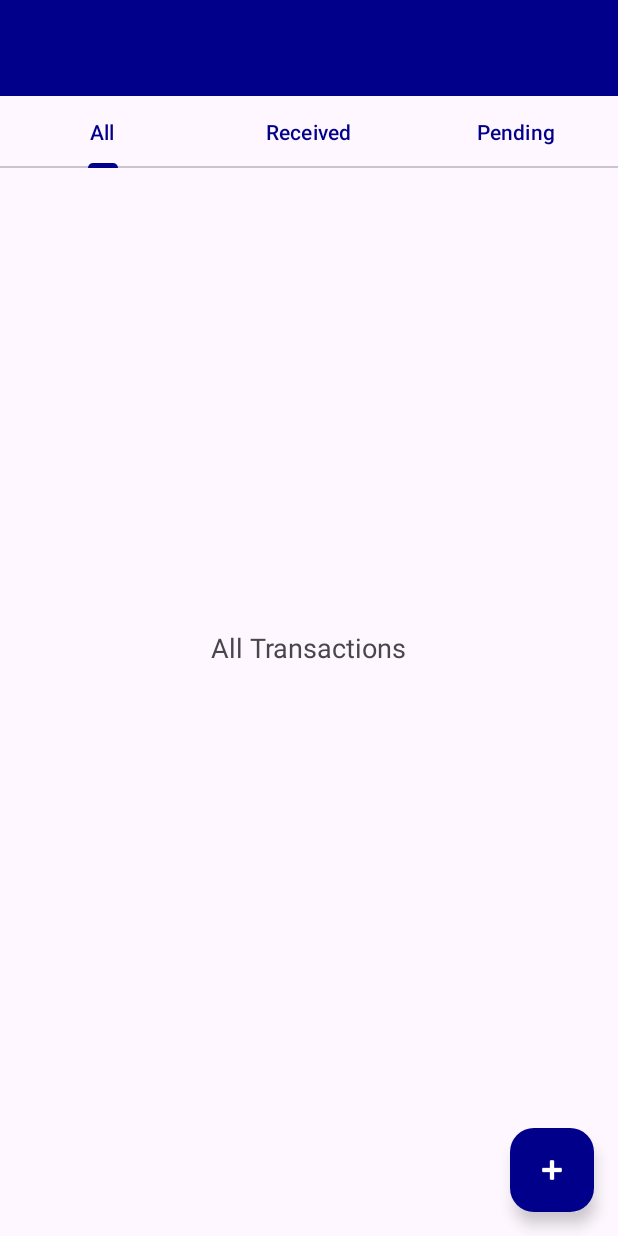
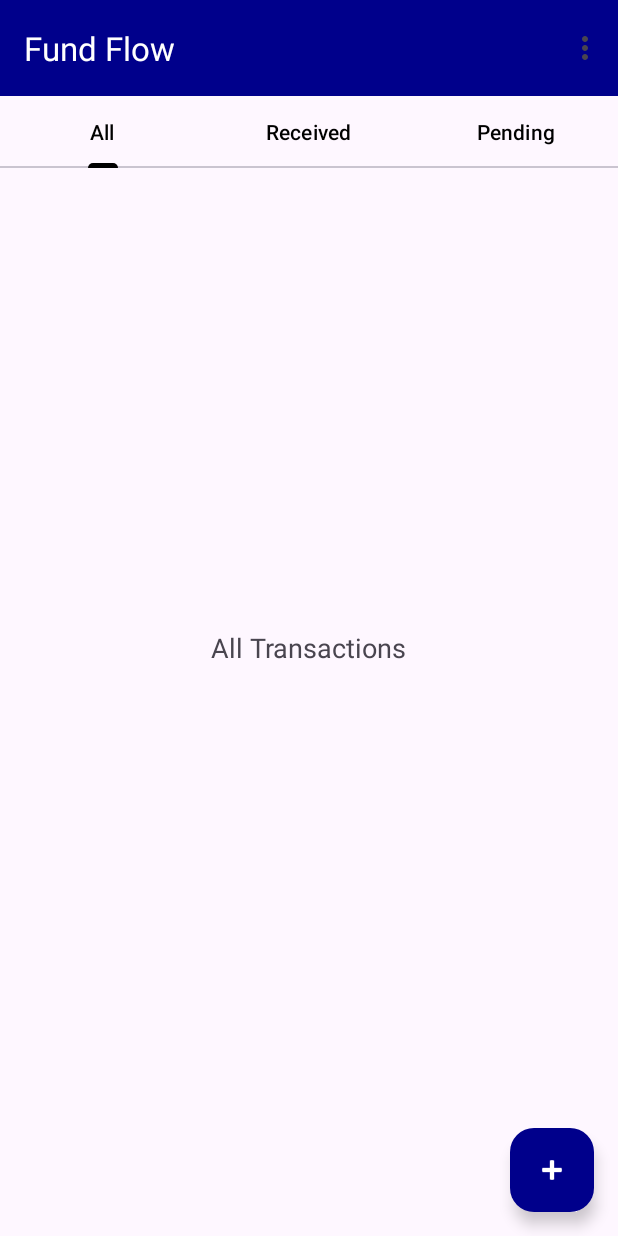
Before and after one commit to MayurJadhav1212/Mayuu, an Android app: the FinanceHomeActivity screen opened directly, with no data from a screen before it, on a phone screen of 412 x 824 dp. Run offline under Robolectric (Android 15) with nearby library versions, the phone set to English and light mode, and no system bars.

Commit message:
Basic changes are ready

```diff
--- a/app/src/main/AndroidManifest.xml
+++ b/app/src/main/AndroidManifest.xml
@@ -1,7 +1,6 @@
 <?xml version="1.0" encoding="utf-8"?>
 <manifest xmlns:android="http://schemas.android.com/apk/res/android"
     xmlns:tools="http://schemas.android.com/tools">
-
 
     <application
         android:allowBackup="true"
@@ -13,7 +12,9 @@
         android:supportsRtl="true"
         android:theme="@style/Base.Theme.FundFlow"
         tools:targetApi="31">
-
+        <activity
+            android:name=".Profile1Activity"
+            android:exported="false" />
         <activity
             android:name=".FinanceRegisterActivity"
             android:exported="false" />
--- a/app/src/main/java/com/example/fundflow/FinanceHomeActivity.kt
+++ b/app/src/main/java/com/example/fundflow/FinanceHomeActivity.kt
@@ -1,29 +1,34 @@
 package com.example.fundflow
 
-import android.content.res.Configuration
-import android.os.Build
+import android.content.Intent
 import android.os.Bundle
+import android.view.Menu
+import android.view.MenuItem
+import android.widget.Toast
 import androidx.appcompat.app.AppCompatActivity
-import android.widget.Toast
-import androidx.core.content.ContextCompat
 import androidx.fragment.app.Fragment
 import androidx.viewpager2.adapter.FragmentStateAdapter
 import androidx.viewpager2.widget.ViewPager2
 import com.google.android.material.floatingactionbutton.FloatingActionButton
 import com.google.android.material.tabs.TabLayout
 import com.google.android.material.tabs.TabLayoutMediator
+import androidx.appcompat.widget.Toolbar
 
 class FinanceHomeActivity : AppCompatActivity() {
 
     private lateinit var tabLayout: TabLayout
     private lateinit var viewPager: ViewPager2
     private lateinit var fab: FloatingActionButton
+    private lateinit var toolbar: Toolbar
 
     override fun onCreate(savedInstanceState: Bundle?) {
         super.onCreate(savedInstanceState)
         setContentView(R.layout.activity_finance_home)
 
         // Initializing Views
+        toolbar = findViewById(R.id.toolbar)
+        setSupportActionBar(toolbar)  // Set the toolbar as the app bar
+
         tabLayout = findViewById(R.id.tabLayout)
         viewPager = findViewById(R.id.viewPager)
         fab = findViewById(R.id.fab)
@@ -58,20 +63,24 @@ class FinanceHomeActivity : AppCompatActivity() {
                 2 -> Toast.makeText(this, "Add Pending Transaction", Toast.LENGTH_SHORT).show()
             }
         }
-
-        // Set the status bar color based on the current theme
-        setStatusBarColor()
     }
 
-    private fun setStatusBarColor() {
-        if (Build.VERSION.SDK_INT >= Build.VERSION_CODES.LOLLIPOP) {
-            window.statusBarColor = ContextCompat.getColor(this,
-                if (isInDarkMode()) R.color.grey else R.color.blue)
+    // Inflate the menu with the profile icon
+    override fun onCreateOptionsMenu(menu: Menu): Boolean {
+        menuInflater.inflate(R.menu.toolbar_menu, menu)
+        return true
+    }
+
+    // Handle profile icon click
+    override fun onOptionsItemSelected(item: MenuItem): Boolean {
+        return when (item.itemId) {
+            R.id.action_profile -> {
+                // Handle profile icon click
+                val intent = Intent(this, Profile1Activity::class.java)
+                startActivity(intent)
+                true
+            }
+            else -> super.onOptionsItemSelected(item)
         }
     }
-
-    private fun isInDarkMode(): Boolean {
-        val nightModeFlags = resources.configuration.uiMode and Configuration.UI_MODE_NIGHT_MASK
-        return nightModeFlags == Configuration.UI_MODE_NIGHT_YES
-    }
 }
--- a/app/src/main/res/layout/activity_finance_home.xml
+++ b/app/src/main/res/layout/activity_finance_home.xml
@@ -22,21 +22,19 @@
             android:id="@+id/toolbar"
             android:layout_width="match_parent"
             android:layout_height="?attr/actionBarSize"
-            android:background="?attr/colorPrimary"
+            android:background="@color/blue"
             android:title="Fund Flow"
             app:popupTheme="@style/ThemeOverlay.MaterialComponents.Dark"
-            app:titleTextColor="@color/black" />
+            app:titleTextColor="@color/white" />
 
-
-        <!-- TabLayout for Chats, Status, Calls -->
+        <!-- TabLayout for All, Received, Pending -->
         <com.google.android.material.tabs.TabLayout
             android:id="@+id/tabLayout"
             android:layout_width="match_parent"
             android:layout_height="wrap_content"
-            app:tabIndicatorColor="@color/blue"
-            app:tabSelectedTextColor="@color/blue"
-            app:tabTextColor="@color/blue" />
-
+            app:tabIndicatorColor="@color/black"
+            app:tabSelectedTextColor="@color/black"
+            app:tabTextColor="@color/black" />
     </com.google.android.material.appbar.AppBarLayout>
 
     <!-- ViewPager2 for holding the fragments -->
@@ -49,8 +47,7 @@
         app:layout_constraintStart_toStartOf="parent"
         app:layout_constraintEnd_toEndOf="parent" />
 
-
-<!--     Floating Action Button (FAB) -->
+    <!-- Floating Action Button (FAB) -->
     <com.google.android.material.floatingactionbutton.FloatingActionButton
         android:id="@+id/fab"
         android:layout_width="wrap_content"
@@ -59,7 +56,7 @@
         android:src="@android:drawable/ic_input_add"
         app:layout_constraintBottom_toBottomOf="parent"
         app:layout_constraintEnd_toEndOf="parent"
-        app:backgroundTint="?attr/colorPrimary"
+        app:backgroundTint="@color/blue"
         app:tint="@android:color/white" />
 
 </androidx.constraintlayout.widget.ConstraintLayout>
--- a/app/src/main/res/layout/activity_user_home.xml
+++ b/app/src/main/res/layout/activity_user_home.xml
@@ -62,10 +62,9 @@
         app:layout_constraintBottom_toBottomOf="parent"
 
         android:background="@color/white"/>
-
     <com.google.android.material.bottomnavigation.BottomNavigationView
         android:layout_width="match_parent"
-        android:layout_height="70dp"
+        android:layout_height="80dp"
         android:id="@+id/bottom_navigation"
         app:layout_constraintStart_toStartOf="parent"
         app:layout_constraintEnd_toEndOf="parent"
--- /dev/null
+++ b/app/src/main/res/menu/toolbar_menu.xml
@@ -0,0 +1,7 @@
+<?xml version="1.0" encoding="utf-8"?>
+<menu xmlns:android="http://schemas.android.com/apk/res/android">
+    <item
+        android:id="@+id/action_profile"
+        android:icon="@drawable/baseline_account_circle_24"
+        android:title="Profile"/>
+</menu>
```
Also changed, not shown: app/src/main/java/com/example/fundflow/Profile1Activity.kt (added, +20 -0 lines), app/src/main/res/layout/activity_profile1.xml (added, +10 -0 lines).
